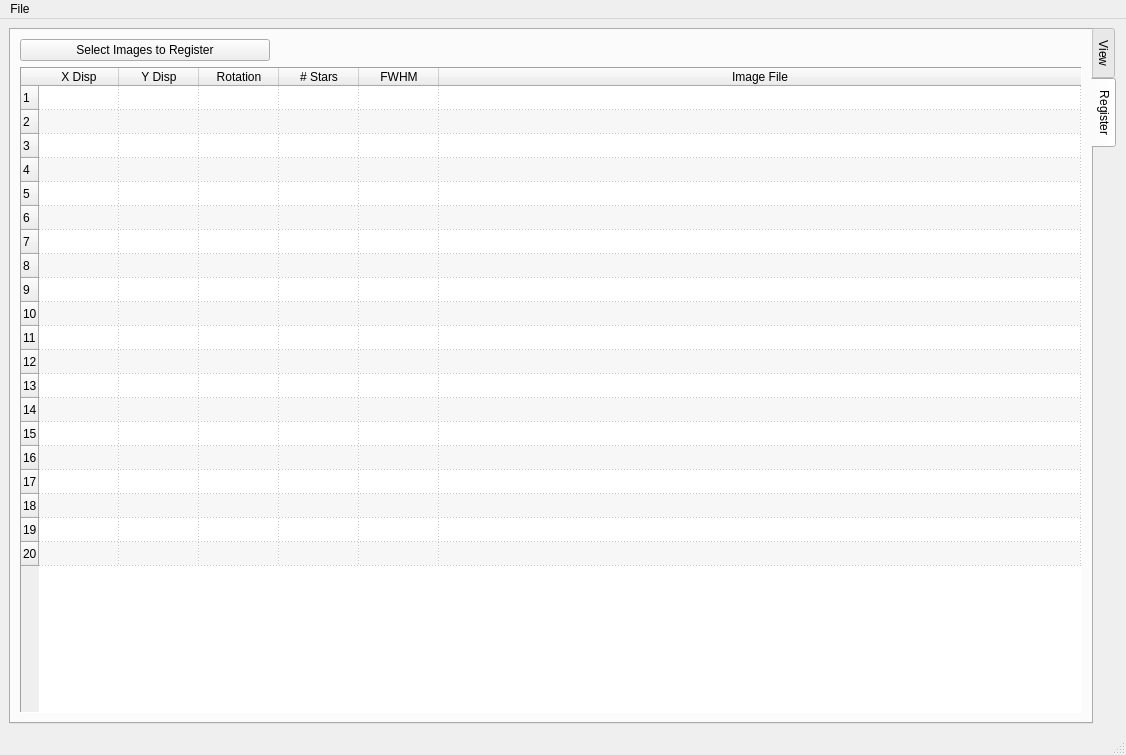
Before: the Qt Designer form stellate/stellate.ui in jmtyszka/stellate, drawn with Qt 5.
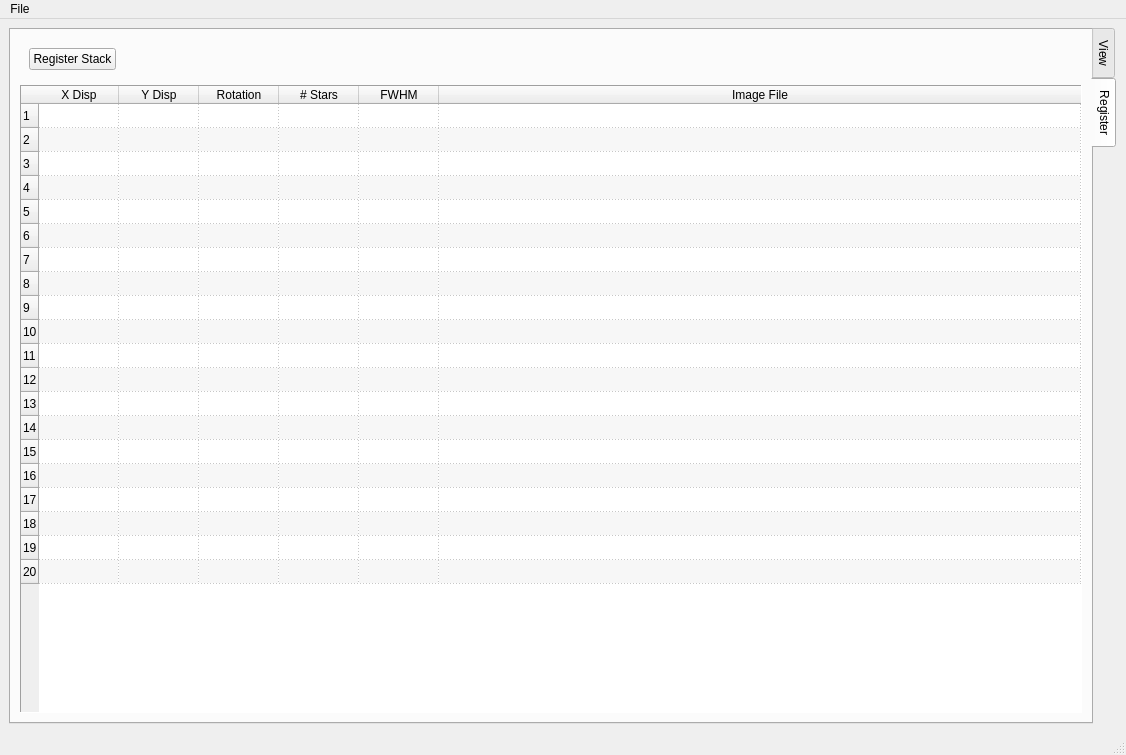
After: the same form once the commit is applied. The open tabs and pages were chosen to show the change. Custom widgets are drawn as their Qt base class.

```diff
--- a/stellate/stellate.ui
+++ b/stellate/stellate.ui
@@ -454,16 +454,35 @@
        </attribute>
        <layout class="QVBoxLayout" name="verticalLayout_3">
         <item>
-         <widget class="QPushButton" name="pushButton">
+         <widget class="QWidget" name="widget_3" native="true">
+          <layout class="QHBoxLayout" name="horizontalLayout_3">
+           <item>
+            <widget class="QPushButton" name="registerStackButton">
           <property name="maximumSize">
            <size>
-            <width>250</width>
+               <width>1677215</width>
             <height>16777215</height>
            </size>
           </property>
           <property name="text">
-           <string>Select Images to Register</string>
-          </property>
+              <string>Register Stack</string>
+             </property>
+            </widget>
+           </item>
+           <item>
+            <spacer name="horizontalSpacer">
+             <property name="orientation">
+              <enum>Qt::Horizontal</enum>
+             </property>
+             <property name="sizeHint" stdset="0">
+              <size>
+               <width>40</width>
+               <height>20</height>
+              </size>
+             </property>
+            </spacer>
+           </item>
+          </layout>
          </widget>
         </item>
         <item>
```
Left out of the diff: 23 changed lines with no effect on the pictures. Lines whose indentation alone changed are shown as unchanged.
